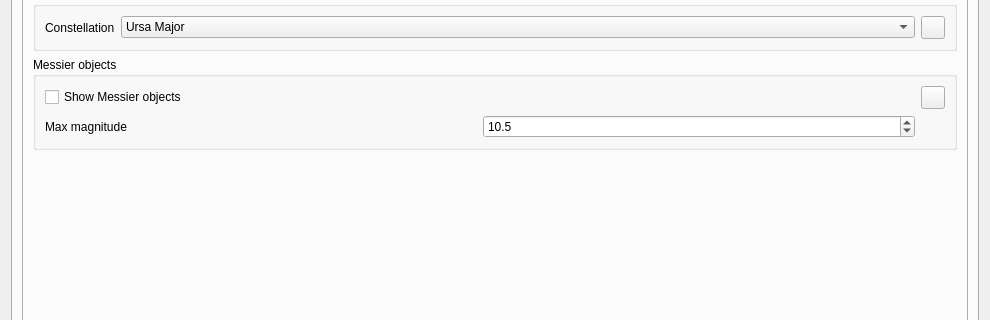
The window that plugins/feature/camera/camerasettingsdialog.ui (srcejon/sdrangel) describes before a commit, drawn with Qt 5; both pictures show x 0 to 990 and y 193 to 513 of the 990 by 946 pixel window.
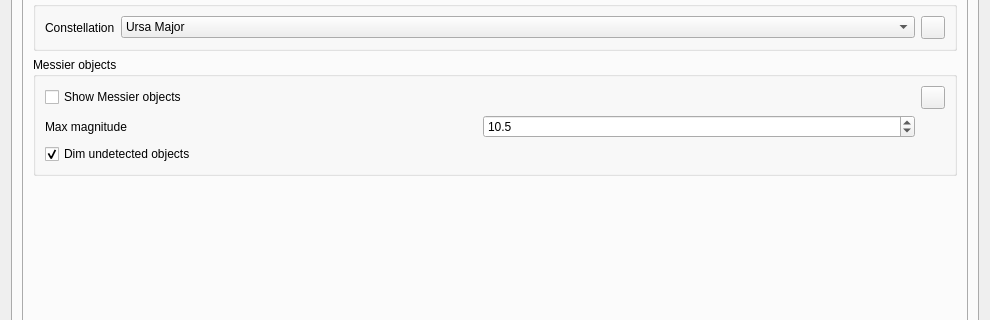
The same window after the commit. The open tabs and pages were chosen to show the change. Icons and pictures are not drawn. Custom widgets are drawn as their Qt base class.

Commit message: camera: Messier overlay Phase 2 — photometric detection flag

Patch:
```diff
--- a/plugins/feature/camera/camerasettingsdialog.ui
+++ b/plugins/feature/camera/camerasettingsdialog.ui
@@ -6421,6 +6421,19 @@
                 </property>
                </widget>
               </item>
+              <item row="2" column="0" colspan="2">
+               <widget class="QCheckBox" name="messierDetectCheck">
+                <property name="toolTip">
+                 <string>Photometrically check each Messier position (aperture vs local background) and dim objects not actually detected in the frame</string>
+                </property>
+                <property name="text">
+                 <string>Dim undetected objects</string>
+                </property>
+                <property name="checked">
+                 <bool>true</bool>
+                </property>
+               </widget>
+              </item>
               <item row="1" column="1">
                <widget class="QDoubleSpinBox" name="messierMaxMagnitudeSpin">
                 <property name="toolTip">
```
The commit also changes 6 other files.
